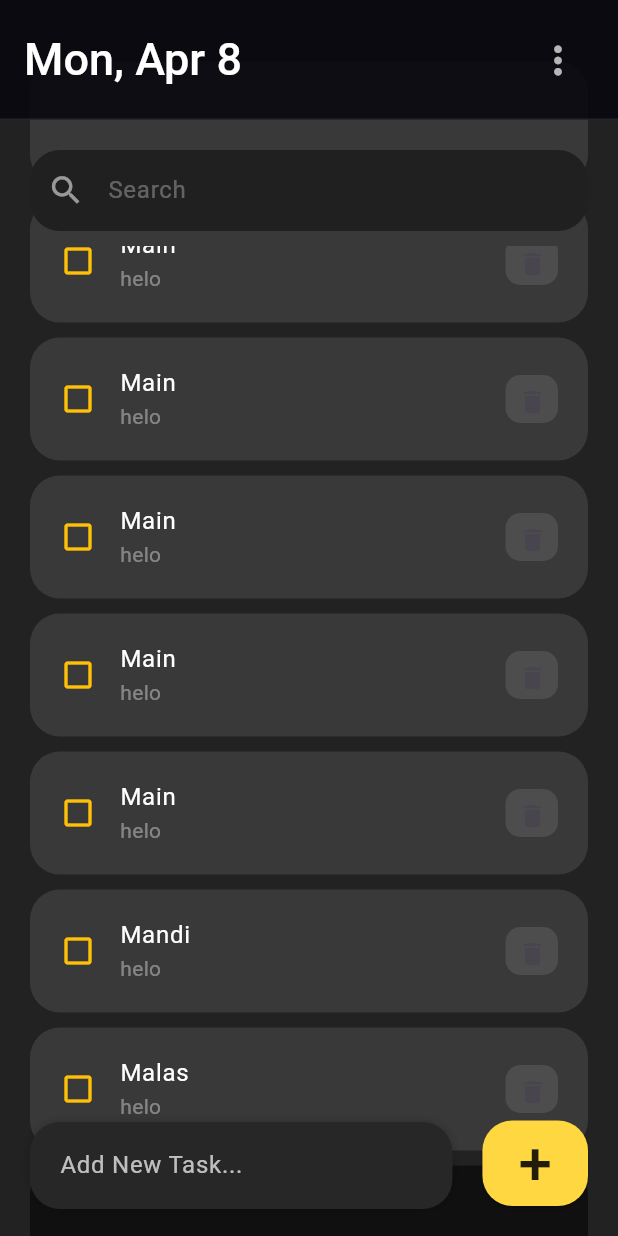
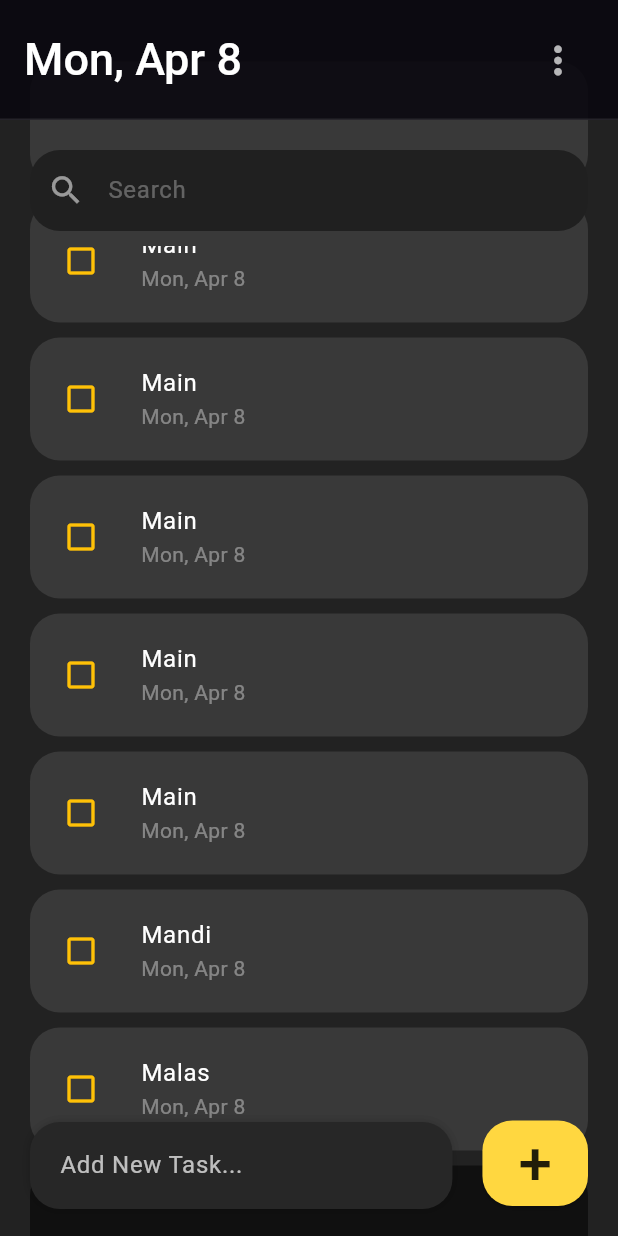
Before and after one commit to codewithwan/ToDoList-Flutter, a Flutter app: the screen it shows after launch, scrolled down 576 dp, on a phone screen of 412 x 824 dp. Run offline on Flutter 3.47's test engine with Material 3 defaults, Android fonts, the phone set to English and light mode, and no system bars; our stand-ins replace table_calendar.

Commit message:
pengen ajah

```diff
--- a/lib/model/todo.dart
+++ b/lib/model/todo.dart
@@ -1,25 +1,27 @@
 class ToDo {
   String? id;
   String? todoText;
+  String? date;
   bool isDone;
 
   ToDo({
     required this.id,
     required this.todoText,
+    required this.date,
     this.isDone = false,
   });
   static List<ToDo> todoList(){
     return [
-      ToDo(id: "01", todoText: "Makan", isDone: true),
-      ToDo(id: "02", todoText: "Minum", isDone: true),
-      ToDo(id: "03", todoText: "Malas"),
-      ToDo(id: "04", todoText: "Mandi"),
-      ToDo(id: "05", todoText: "Main"),
-      ToDo(id: "06", todoText: "Main"),
-      ToDo(id: "07", todoText: "Main"),
-      ToDo(id: "08", todoText: "Main"),
-      ToDo(id: "09", todoText: "Main"),
-      ToDo(id: "010", todoText: "Main"),
+      ToDo(id: "01", todoText: "Makan", date: "Mon, Apr 8", isDone: true),
+      ToDo(id: "02", todoText: "Minum", date: "Mon, Apr 8", isDone: true),
+      ToDo(id: "03", todoText: "Malas", date: "Mon, Apr 8"),
+      ToDo(id: "04", todoText: "Mandi", date: "Mon, Apr 8",),
+      ToDo(id: "05", todoText: "Main", date: "Mon, Apr 8",),
+      ToDo(id: "06", todoText: "Main", date: "Mon, Apr 8",),
+      ToDo(id: "07", todoText: "Main", date: "Mon, Apr 8",),
+      ToDo(id: "08", todoText: "Main", date: "Mon, Apr 8",),
+      ToDo(id: "09", todoText: "Main", date: "Mon, Apr 8",),
+      ToDo(id: "010", todoText: "Main", date: "Mon, Apr 8",),
     ];
   }
 }
--- a/lib/screens/home.dart
+++ b/lib/screens/home.dart
@@ -14,6 +14,7 @@ class _HomeState extends State<Home> {
   final todosList = ToDo.todoList();
   List<ToDo> _foundToDo = [];
   final _todoController = TextEditingController();
+  bool _isCalendar = true;
 
   @override
   void initState() {
@@ -49,15 +50,21 @@ class _HomeState extends State<Home> {
                                   fontWeight: FontWeight.w500),
                             ),
                             IconButton(
-                                onPressed: () {},
+                                onPressed: () {
+                                  setState(() {
+                                    _isCalendar = !_isCalendar;
+                                  });
+                                },
                                 icon: Icon(
-                                  Icons.date_range,
+                                  _isCalendar
+                                      ? Icons.close
+                                      : Icons.calendar_month,
                                   color: Colors.white70,
                                 ))
                           ],
                         ),
                       ),
-                      _buildCalendar(),
+                      Visibility(visible: _isCalendar, child: _buildCalendar()),
                       for (ToDo todoo in _foundToDo.reversed)
                         ToDoItem(
                           todo: todoo,
@@ -118,7 +125,9 @@ class _HomeState extends State<Home> {
                         style: TextStyle(color: Colors.black87, fontSize: 40),
                       ),
                       onPressed: () {
-                        _addToDoItem(_todoController.text);
+                        if (_todoController.text != "") {
+                          _addToDoItem(_todoController.text);
+                        }
                       },
                     ),
                   )
@@ -133,6 +142,9 @@ class _HomeState extends State<Home> {
     return Container(
         margin: EdgeInsets.only(bottom: 10),
         child: TableCalendar(
+          focusedDay: DateTime.now(),
+          firstDay: DateTime(2020),
+          lastDay: DateTime(2030),
           weekendDays: [DateTime.sunday],
           calendarFormat: CalendarFormat.month,
           availableCalendarFormats: {CalendarFormat.month: 'Month'},
@@ -157,9 +169,6 @@ class _HomeState extends State<Home> {
                   TextStyle(color: Colors.white70, fontWeight: FontWeight.bold),
               todayTextStyle:
                   TextStyle(color: Colors.black, fontWeight: FontWeight.bold)),
-          focusedDay: DateTime.now(),
-          firstDay: DateTime(2020),
-          lastDay: DateTime(2030),
           onDaySelected: (selectedDay, focusedDay) {
             print(selectedDay);
           },
@@ -183,12 +192,16 @@ class _HomeState extends State<Home> {
     });
   }
 
+  void _showCalendar(bool con) {
+    setState(() {});
+  }
+
   void _addToDoItem(String toDo) {
     setState(() {
       todosList.add(ToDo(
-        id: DateTime.now().millisecondsSinceEpoch.toString(),
-        todoText: toDo,
-      ));
+          id: DateTime.now().millisecondsSinceEpoch.toString(),
+          todoText: toDo,
+          date: DateFormat.MMMEd().format(DateTime.now())));
     });
     _todoController.clear();
   }
@@ -196,6 +209,7 @@ class _HomeState extends State<Home> {
   void _handleToDoChange(ToDo todo) {
     setState(() {
       todo.isDone = !todo.isDone;
+      _foundToDo.reversed;
     });
   }
 
--- a/lib/widgets/todo_item.dart
+++ b/lib/widgets/todo_item.dart
@@ -5,34 +5,36 @@ class ToDoItem extends StatelessWidget {
   final ToDo todo;
   final onToDoChanged;
   final onDeleteItem;
+  // final bool isCalendar;
 
   const ToDoItem(
       {Key? key,
       required this.todo,
       required this.onToDoChanged,
-      required this.onDeleteItem})
+      required this.onDeleteItem,
+      })
       : super(key: key);
 
-  // ignore: empty_constructor_bodies
   @override
   Widget build(BuildContext context) {
     return Container(
         margin: const EdgeInsets.symmetric(vertical: 5),
         child: ListTile(
-          // onLongPress: () {
-
-          // },
+          onLongPress: () {
+            print("object");
+          },
           contentPadding:
-              const EdgeInsets.symmetric(horizontal: 20, vertical: 5),
-          onTap: () {
-            onToDoChanged(todo);
-          },
+              const EdgeInsets.symmetric(horizontal: 10, vertical: 5),
           shape:
               RoundedRectangleBorder(borderRadius: BorderRadius.circular(20)),
           tileColor:
               todo.isDone ? Color.fromARGB(255, 16, 16, 16) : Colors.white10,
-          leading: Icon(
-            todo.isDone ? Icons.check_box : Icons.check_box_outline_blank,
+          leading: IconButton(
+            style: ButtonStyle(padding: MaterialStatePropertyAll(EdgeInsets.zero)),
+            icon:Icon( todo.isDone ? Icons.check_box : Icons.check_box_outline_blank,),
+            onPressed: () {
+              onToDoChanged(todo);
+            },
             color: Colors.amber,
           ),
           title: Text(
@@ -44,26 +46,26 @@ class ToDoItem extends StatelessWidget {
                 decorationColor: Colors.white),
           ),
           subtitle: Text(
-            "helo",
+            todo.date!,
             style: TextStyle(color: Colors.white38),
           ),
-          trailing: Container(
-            padding: const EdgeInsets.all(0),
-            margin: const EdgeInsets.symmetric(vertical: 12),
-            width: 35,
-            height: 35,
-            decoration: BoxDecoration(
-                borderRadius: BorderRadius.circular(10), color: Colors.white10),
-            child: IconButton(
-                onPressed: () {
-                  // print("klik");
-                  onDeleteItem(todo.id);
-                },
-                icon: const Icon(
-                  Icons.delete,
-                  size: 20,
-                )),
-          ),
+          // trailing: Container(
+          //   padding: const EdgeInsets.all(0),
+          //   margin: const EdgeInsets.symmetric(vertical: 12),
+          //   width: 35,
+          //   height: 35,
+          //   decoration: BoxDecoration(
+          //       borderRadius: BorderRadius.circular(10), color: Colors.white10),
+          //   child: IconButton(
+          //       onPressed: () {
+          //         // print("klik");
+          //         onDeleteItem(todo.id);
+          //       },
+          //       icon: const Icon(
+          //         Icons.delete,
+          //         size: 20,
+          //       )),
+          // ),
         ));
   }
 }
```
